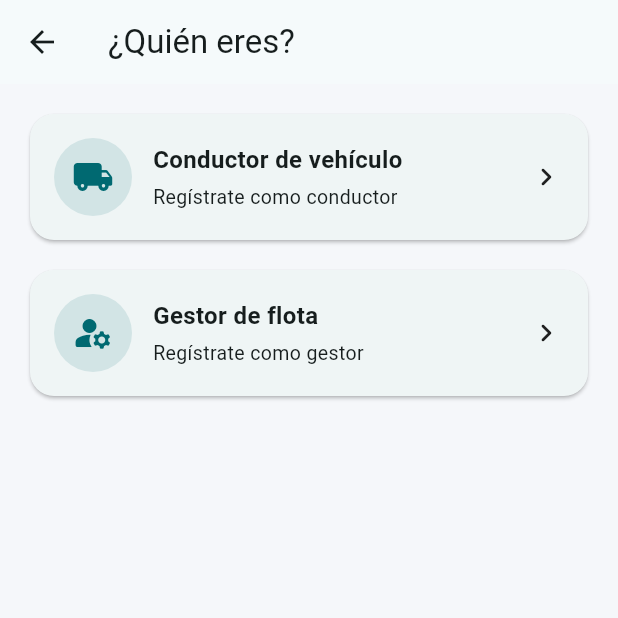
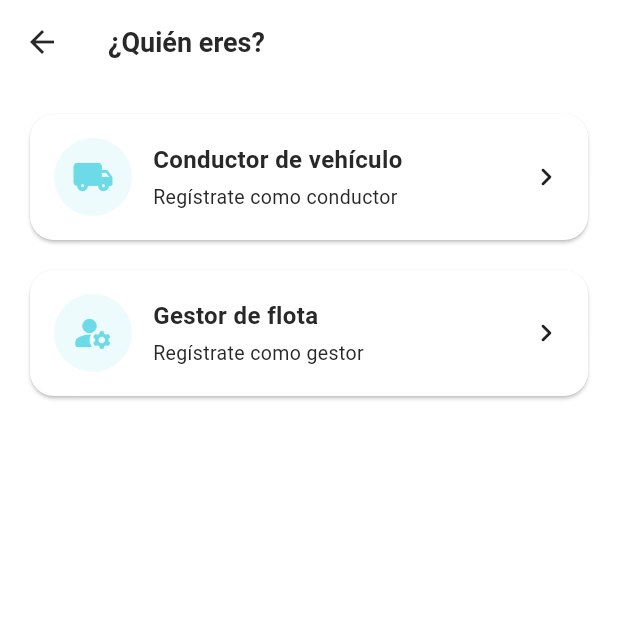
Before and after one commit to 1ACC0238-2520-1821-G2-Flota365/Flota365-mobile-application-flutter, a Flutter app: the screen it shows after launch, after a tap on "Iniciar sesión", after a tap on "¿No tienes cuenta? Regístrate", on a phone screen of 412 x 824 dp, the top half of it. Run offline on Flutter 3.47's test engine with Material 3 defaults, Android fonts, the phone set to English and light mode, and no system bars; our stand-ins replace dio, flutter_bloc, flutter_secure_storage.

Commit message:
feat(conductores): update ui

```diff
--- /dev/null
+++ b/flota365/lib/core/ui/app_colors.dart
@@ -0,0 +1,23 @@
+import 'package:flutter/material.dart';
+
+class AppColors {
+  // Primary
+  static const primaryBlue  = Color(0xFF6CDAE7);
+  static const primaryWhite = Color(0xFFFFFFFF);
+
+  // Secondary
+  static const secondaryYellow  = Color(0xFFFFC107);
+  static const secondaryGreen1  = Color(0xFF4CAF50);
+  static const secondaryRed1    = Color(0xFFF44336);
+  static const secondaryYellow3 = Color(0xFFF5E3AE);
+
+  // Wireframe
+  static const gray1 = Color(0xFFD9D9D9);
+  static const gray2 = Color(0xFF8E8E8E);
+  static const black = Color(0xFF282828);
+  static const white = Color(0xFFFFFFFF);
+
+  // Text
+  static const textBlack = black;
+  static const textWhite = white;
+}
--- a/flota365/lib/core/ui/theme.dart
+++ b/flota365/lib/core/ui/theme.dart
@@ -1,22 +1,104 @@
+// lib/core/ui/theme.dart
 import 'package:flutter/material.dart';
+import 'app_colors.dart';
 
 ThemeData buildAppTheme() {
-  const seed = Color(0xFF00A8B5); // turquesa
-  return ThemeData(
+  final colorScheme = ColorScheme(
+    brightness: Brightness.light,
+    primary: AppColors.primaryBlue,
+    onPrimary: AppColors.textBlack,
+    secondary: AppColors.secondaryYellow,
+    onSecondary: AppColors.textBlack,
+    error: AppColors.secondaryRed1,
+    onError: AppColors.textWhite,
+    background: AppColors.primaryWhite,
+    onBackground: AppColors.textBlack,
+    surface: AppColors.primaryWhite,
+    onSurface: AppColors.textBlack,
+  );
+
+  final base = ThemeData(
     useMaterial3: true,
-    colorScheme: ColorScheme.fromSeed(seedColor: seed),
-    scaffoldBackgroundColor: const Color(0xFFF5F7FA),
-    inputDecorationTheme: const InputDecorationTheme(
-      border: OutlineInputBorder(borderRadius: BorderRadius.all(Radius.circular(14))),
-      filled: true,
-      fillColor: Colors.white,
-      contentPadding: EdgeInsets.symmetric(horizontal: 14, vertical: 12),
+    colorScheme: colorScheme,
+    scaffoldBackgroundColor: colorScheme.background,
+    primaryColor: colorScheme.primary,
+    fontFamily: 'Roboto',
+  );
+
+  return base.copyWith(
+    appBarTheme: AppBarTheme(
+      backgroundColor: AppColors.primaryWhite,
+      foregroundColor: AppColors.textBlack,
+      elevation: 0,
+      centerTitle: false,
+      titleTextStyle: const TextStyle(
+        color: AppColors.textBlack,
+        fontWeight: FontWeight.w600,
+        fontSize: 18,
+      ),
     ),
+
     elevatedButtonTheme: ElevatedButtonThemeData(
       style: ElevatedButton.styleFrom(
-        minimumSize: const Size.fromHeight(48),
+        backgroundColor: AppColors.primaryBlue,
+        foregroundColor: AppColors.textBlack,
+        disabledBackgroundColor: AppColors.gray1,
+        disabledForegroundColor: AppColors.gray2,
+        textStyle: const TextStyle(fontWeight: FontWeight.w600),
         shape: RoundedRectangleBorder(borderRadius: BorderRadius.circular(14)),
+        padding: const EdgeInsets.symmetric(vertical: 14, horizontal: 16),
       ),
+    ),
+    outlinedButtonTheme: OutlinedButtonThemeData(
+      style: OutlinedButton.styleFrom(
+        foregroundColor: AppColors.textBlack,
+        side: const BorderSide(color: AppColors.gray2),
+        shape: RoundedRectangleBorder(borderRadius: BorderRadius.circular(14)),
+        padding: const EdgeInsets.symmetric(vertical: 14, horizontal: 16),
+      ),
+    ),
+    inputDecorationTheme: InputDecorationTheme(
+      filled: true,
+      fillColor: AppColors.gray1.withOpacity(.35),
+      border: OutlineInputBorder(
+        borderRadius: BorderRadius.circular(12),
+        borderSide: const BorderSide(color: AppColors.gray1),
+      ),
+      enabledBorder: OutlineInputBorder(
+        borderRadius: BorderRadius.circular(12),
+        borderSide: const BorderSide(color: AppColors.gray1),
+      ),
+      focusedBorder: OutlineInputBorder(
+        borderRadius: BorderRadius.circular(12),
+        borderSide: const BorderSide(color: AppColors.primaryBlue, width: 2),
+      ),
+      labelStyle: const TextStyle(color: AppColors.gray2),
+    ),
+    chipTheme: ChipThemeData(
+      backgroundColor: AppColors.secondaryYellow3,
+      selectedColor: AppColors.secondaryGreen1,
+      disabledColor: AppColors.gray1,
+      labelStyle: const TextStyle(color: AppColors.textBlack),
+    ),
+    textTheme: const TextTheme(
+      headlineSmall: TextStyle(fontWeight: FontWeight.w700, fontSize: 22, color: AppColors.textBlack),
+      titleMedium: TextStyle(fontWeight: FontWeight.w600, fontSize: 16, color: AppColors.textBlack),
+      bodyMedium: TextStyle(fontSize: 14, color: AppColors.textBlack),
+      bodySmall: TextStyle(fontSize: 12, color: AppColors.gray2),
+      labelLarge: TextStyle(fontWeight: FontWeight.w600, color: AppColors.textBlack),
+    ),
+    dividerColor: AppColors.gray1,
+    progressIndicatorTheme: const ProgressIndicatorThemeData(color: AppColors.primaryBlue),
+
+    // ⬇️ AQUÍ EL CAMBIO: usar MaterialStateProperty*
+    switchTheme: SwitchThemeData(
+      thumbIcon: MaterialStateProperty.resolveWith<Icon?>((states) {
+        return states.contains(MaterialState.selected) ? const Icon(Icons.check) : const Icon(Icons.close);
+      }),
+      thumbColor: MaterialStateProperty.resolveWith<Color?>((states) {
+        return states.contains(MaterialState.selected) ? AppColors.secondaryGreen1 : AppColors.gray2;
+      }),
+      trackColor: const MaterialStatePropertyAll<Color>(AppColors.gray1),
     ),
   );
 }
```
